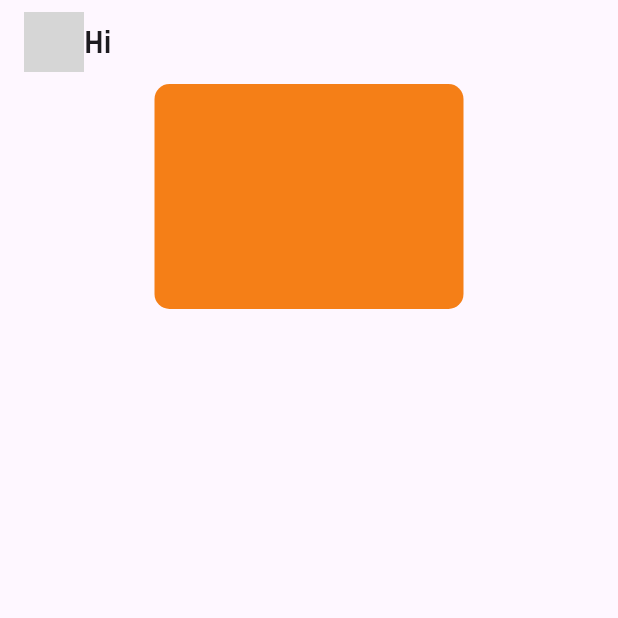
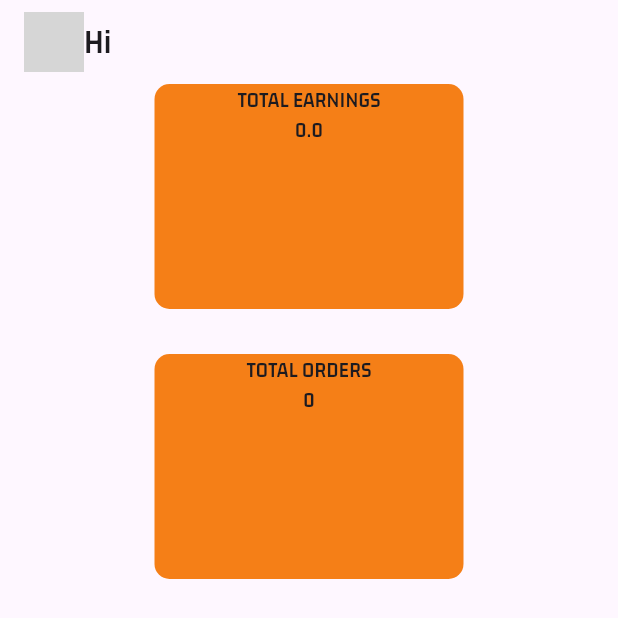
Before and after one commit to QuocHuy78035/ecommerce_app, a Flutter app: the VendorEarningScreen screen opened directly, on a phone screen of 412 x 824 dp. Shown: the top 618 px of the screen. Run offline on Flutter 3.47's test engine with Material 3 defaults, Android fonts, the phone set to English and light mode, and no system bars; our stand-ins replace cached_network_image, cloud_firestore, firebase_auth, firebase_core, firebase_storage, flutter_easyloading and 5 more; missing offline and left inert: country_state_city_picker; accounts and stored records are empty; network calls fail; grey boxes are pictures that could not be loaded.

Commit message:
done earnings_screen

```diff
--- a/lib/main.dart
+++ b/lib/main.dart
@@ -44,7 +44,7 @@ class MyApp extends StatelessWidget {
         colorScheme: ColorScheme.fromSeed(seedColor: Colors.deepPurple),
         useMaterial3: true,
       ),
-      home: const LoginScreen(),
+      home: const VendorSignIn(),
       builder: EasyLoading.init(),
     );
   }
--- a/lib/vendors/views/screens/vendor_earning_screen.dart
+++ b/lib/vendors/views/screens/vendor_earning_screen.dart
@@ -57,7 +57,7 @@ class _VendorEarningScreenState extends State<VendorEarningScreen> {
                 }
                 double totalOrders = 0.0;
                 for(var order in snapshot.data!.docs){
-                  totalOrders += order[''];
+                  totalOrders += order['productPrice'];
                 }
                 return Center(
                   child: Column(
@@ -68,6 +68,29 @@ class _VendorEarningScreenState extends State<VendorEarningScreen> {
                         decoration: BoxDecoration(
                             borderRadius: BorderRadius.circular(10),
                             color: Colors.yellow.shade900
+                        ),
+                        child: Column(
+                          children: [
+                            const Text("TOTAL EARNINGS"),
+                            Text("$totalOrders")
+                          ],
+                        ),
+                      ),
+                      SizedBox(
+                        height: 30,
+                      ),
+                      Container(
+                        height: 150,
+                        width: MediaQuery.of(context).size.width * 0.5,
+                        decoration: BoxDecoration(
+                            borderRadius: BorderRadius.circular(10),
+                            color: Colors.yellow.shade900
+                        ),
+                        child: Column(
+                          children: [
+                            const Text("TOTAL ORDERS"),
+                            Text("${snapshot.data?.docs.length}")
+                          ],
                         ),
                       )
                     ],
```
